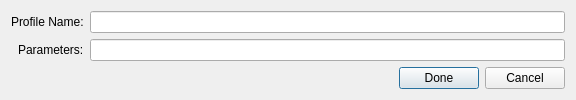
nmapsi4/nmapsi4, file src/platform/ui/addparameterstobookmark.ui: the form before one commit.
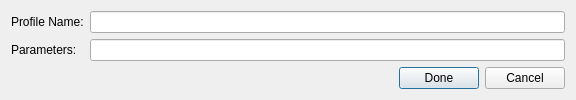
The form after the commit. Icons and pictures are not drawn.

Commit message: remove alignment="Qt::AlignRight", compatible only with qt4.8.

```diff
--- a/src/platform/ui/addparameterstobookmark.ui
+++ b/src/platform/ui/addparameterstobookmark.ui
@@ -48,7 +48,7 @@
      <item row="0" column="1">
       <widget class="QLineEdit" name="lineProfileName"/>
      </item>
-     <item row="1" column="0" alignment="Qt::AlignRight">
+     <item row="1" column="0">
       <widget class="QLabel" name="label_2">
        <property name="text">
         <string>Parameters:</string>
```
Left out of the diff: 2 changed lines with no effect on the pictures. The commit also changes 5 other files.
